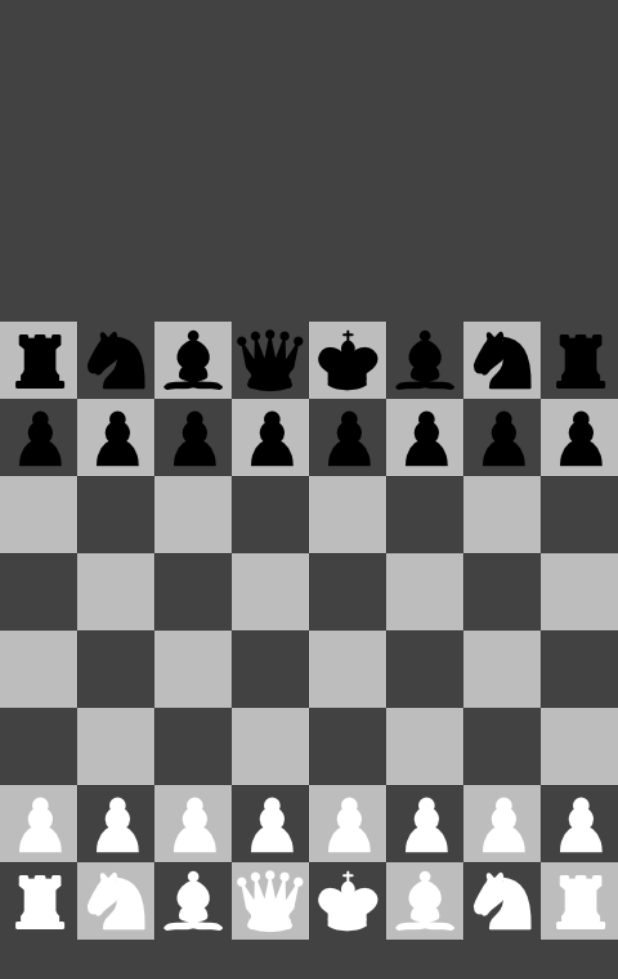
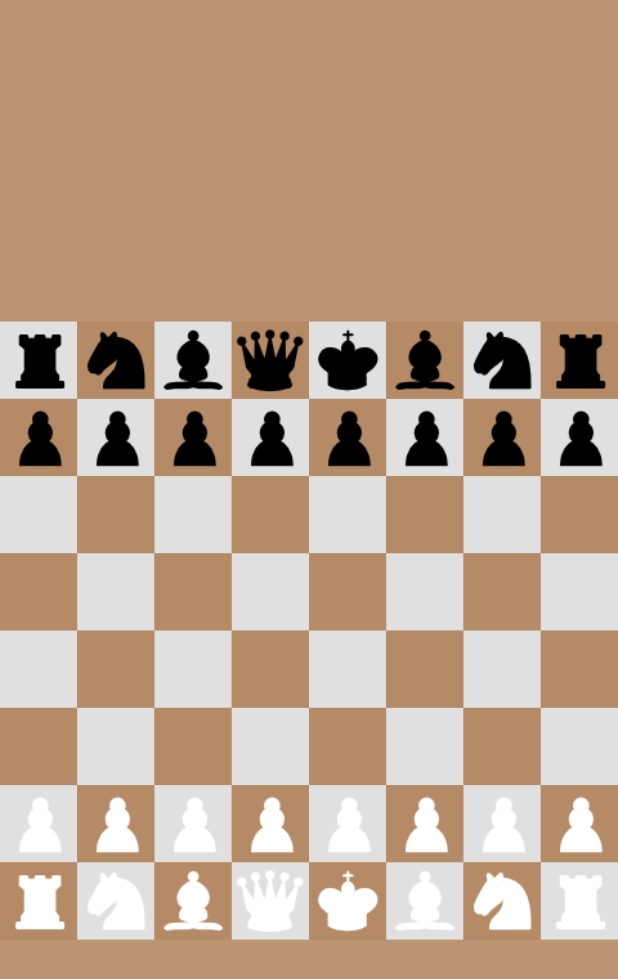
Before and after one commit to ZheerBarzan/project_kasparov, a Flutter app: the screen it shows after launch, on a phone screen of 412 x 824 dp. Shown: the top 979 px of the screen. Run offline on Flutter 3.47's test engine with Material 2 defaults, Android fonts, the phone set to English and light mode, and no system bars.

Commit message:
some UI changes to the code

```diff
--- a/lib/values/colors.dart
+++ b/lib/values/colors.dart
@@ -1,5 +1,5 @@
 import 'package:flutter/material.dart';
 
-var foregroundColor = Colors.grey.shade400;
-var backgroundColor = Colors.grey.shade800;
+var backgroundColor = Color.fromARGB(1000, 180, 137, 101);
+var foregroundColor = Colors.grey.shade300;
 var deadPieceColor = Colors.black;
```
